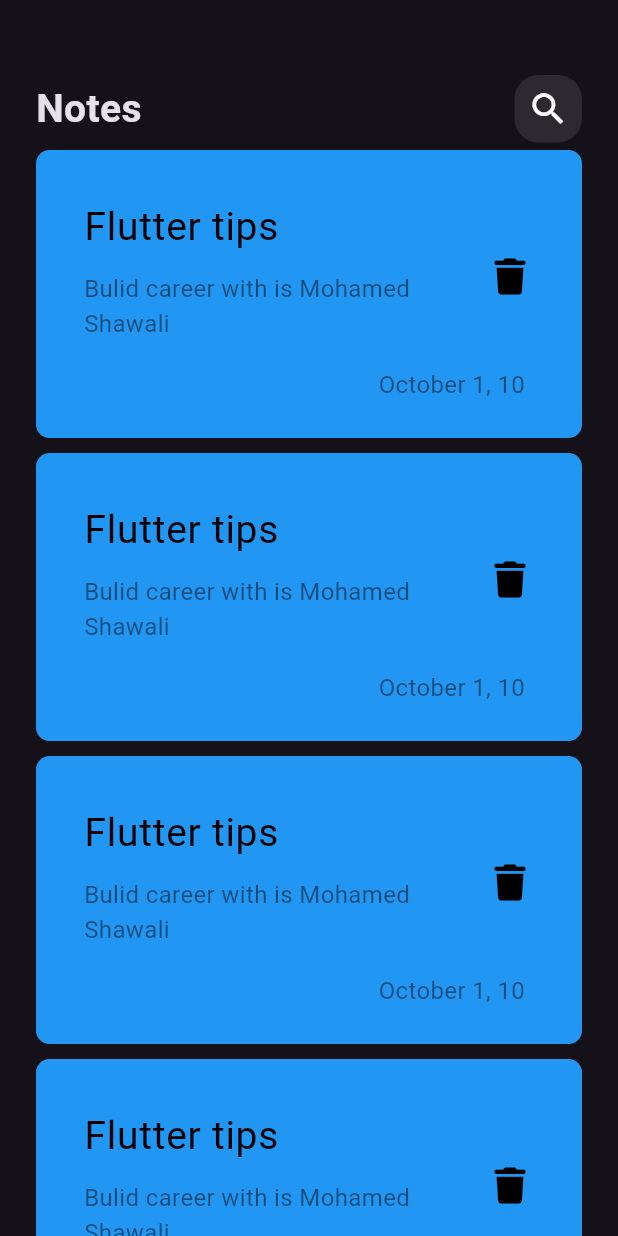
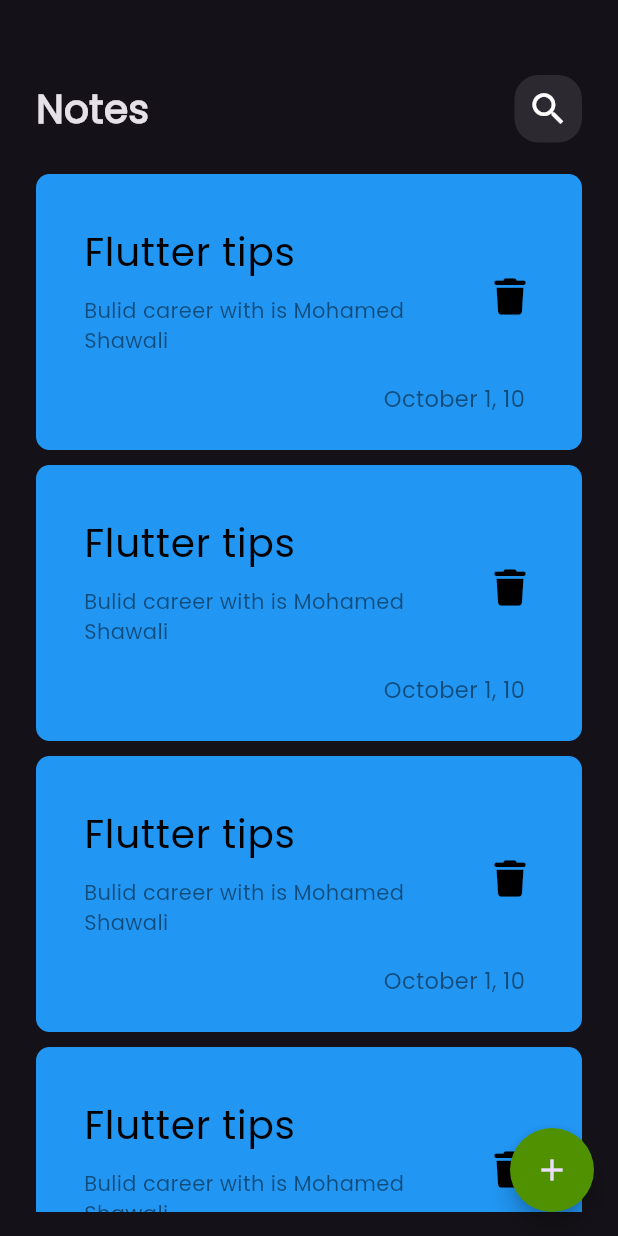
Before and after one commit to MShawali/notes_app, a Flutter app: the screen it shows after launch, on a phone screen of 412 x 824 dp. Run offline on Flutter 3.47's test engine with Material 3 defaults, Android fonts, the phone set to English and light mode, and no system bars; our stand-ins replace font_awesome_flutter.

Commit message:
finsh notes ui

```diff
--- a/lib/main.dart
+++ b/lib/main.dart
@@ -14,7 +14,8 @@ class NotesApp extends StatelessWidget {
     return MaterialApp(
       debugShowCheckedModeBanner: false,
       theme: ThemeData(
-        brightness: Brightness.dark
+        brightness: Brightness.dark,
+        fontFamily: 'poppins'
       ),
       home: const NotesView(),
     );
--- a/lib/views/notes_view.dart
+++ b/lib/views/notes_view.dart
@@ -1,4 +1,6 @@
 import 'package:flutter/material.dart';
+import 'package:notes_app/constant.dart';
+import 'package:notes_app/widgets/add_show_modal_bottom_sheet.dart';
 import 'package:notes_app/widgets/notes_view_body.dart';
 
 class NotesView extends StatelessWidget {
@@ -6,8 +8,29 @@ class NotesView extends StatelessWidget {
 
   @override
   Widget build(BuildContext context) {
-    return const Scaffold(
-      body: NotesViewBody(),
+    return Scaffold(
+      floatingActionButton: FloatingActionButton(
+        backgroundColor: kprimaryColor,
+        shape: RoundedRectangleBorder(
+          borderRadius: BorderRadius.circular(50),
+        ),
+        onPressed: () {
+          showModalBottomSheet(
+            shape: RoundedRectangleBorder(
+
+              borderRadius: BorderRadius.circular(16)
+            ),
+            context: context,
+            builder: (context) {
+              return const AddShowModalBottomSheet();
+            },
+          );
+        },
+        child: const Icon(
+          Icons.add,
+        ),
+      ),
+      body: const NotesViewBody(),
     );
   }
 }
--- a/lib/widgets/list_view_builder.dart
+++ /dev/null
@@ -1,18 +0,0 @@
-import 'package:flutter/material.dart';
-import 'package:notes_app/widgets/note_item.dart';
-
-class ListViewBuilder extends StatelessWidget {
-  const ListViewBuilder({super.key});
-
-  @override
-  Widget build(BuildContext context) {
-    return ListView.builder(
-      itemBuilder: (context, index) {
-        return const Padding(
-          padding: EdgeInsets.symmetric(vertical: 5),
-          child: NoteItem(),
-        );
-      },
-    );
-  }
-}
--- a/lib/widgets/note_item.dart
+++ b/lib/widgets/note_item.dart
@@ -36,7 +36,7 @@ class NoteItem extends StatelessWidget {
                 "Bulid career with is Mohamed Shawali",
                 style: TextStyle(
                   color: Colors.black.withOpacity(.5),
-                  fontSize: 16,
+                  fontSize: 14,
                 ),
               ),
             ),
@@ -55,7 +55,7 @@ class NoteItem extends StatelessWidget {
               "October 1, 10",
               style: TextStyle(
                 color: Colors.black.withOpacity(.5),
-                fontSize: 16,
+                fontSize: 15,
               ),
             ),
           ),
--- /dev/null
+++ b/lib/widgets/notes_list_view_builder.dart
@@ -0,0 +1,22 @@
+import 'package:flutter/material.dart';
+import 'package:notes_app/widgets/note_item.dart';
+
+class NotesListViewBuilder extends StatelessWidget {
+  const NotesListViewBuilder({super.key});
+
+  @override
+  Widget build(BuildContext context) {
+    return Padding(
+      padding: const EdgeInsets.symmetric(vertical: 16),
+      child: ListView.builder(
+        padding: EdgeInsets.zero,
+        itemBuilder: (context, index) {
+          return const Padding(
+            padding: EdgeInsets.symmetric(vertical: 5),
+            child: NoteItem(),
+          );
+        },
+      ),
+    );
+  }
+}
--- a/lib/widgets/notes_view_body.dart
+++ b/lib/widgets/notes_view_body.dart
@@ -1,6 +1,6 @@
 import 'package:flutter/material.dart';
 import 'package:notes_app/widgets/custom_appbar.dart';
-import 'package:notes_app/widgets/list_view_builder.dart';
+import 'package:notes_app/widgets/notes_list_view_builder.dart';
 
 
 class NotesViewBody extends StatelessWidget {
@@ -16,7 +16,7 @@ class NotesViewBody extends StatelessWidget {
             height: 50,
           ),
           CustomAppbar(),
-          Expanded(child: ListViewBuilder()),
+          Expanded(child: NotesListViewBuilder()),
         ],
       ),
     );
```
Also changed, not shown: lib/constant.dart (added, +15 -0 lines), lib/widgets/add_show_modal_bottom_sheet.dart (added, +30 -0 lines), lib/widgets/custom_text_field.dart (added, +28 -0 lines).
